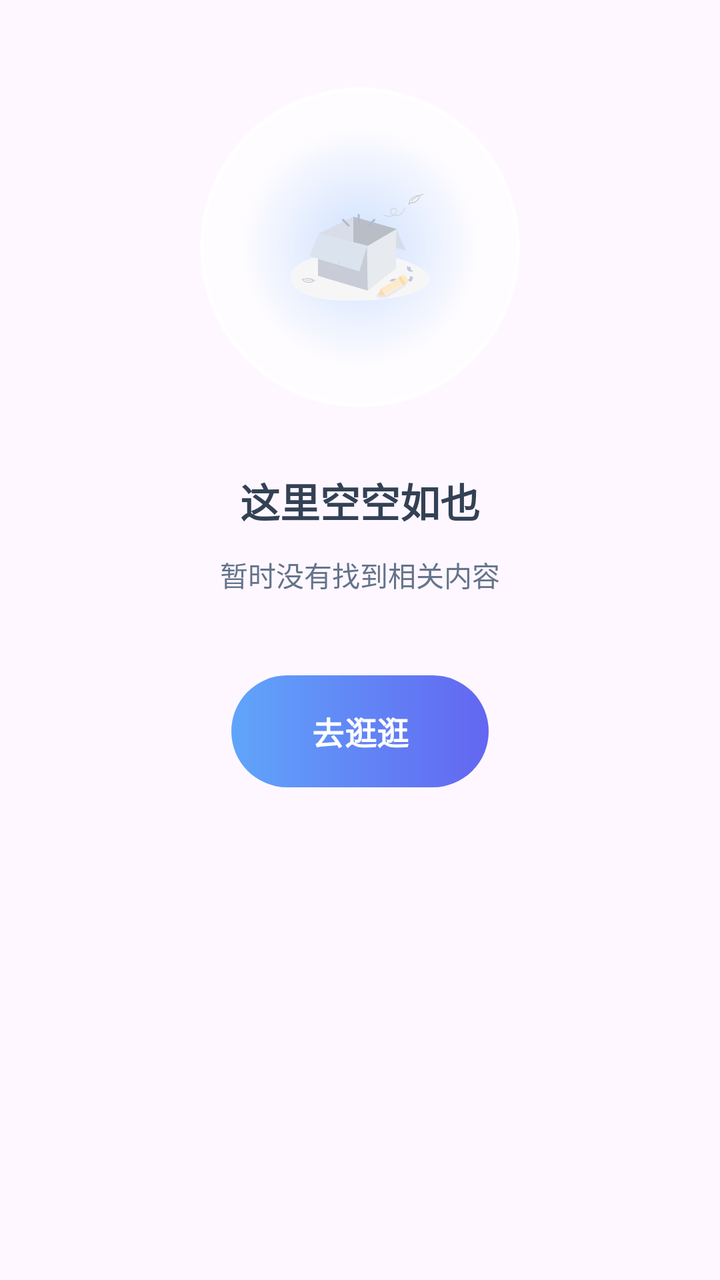
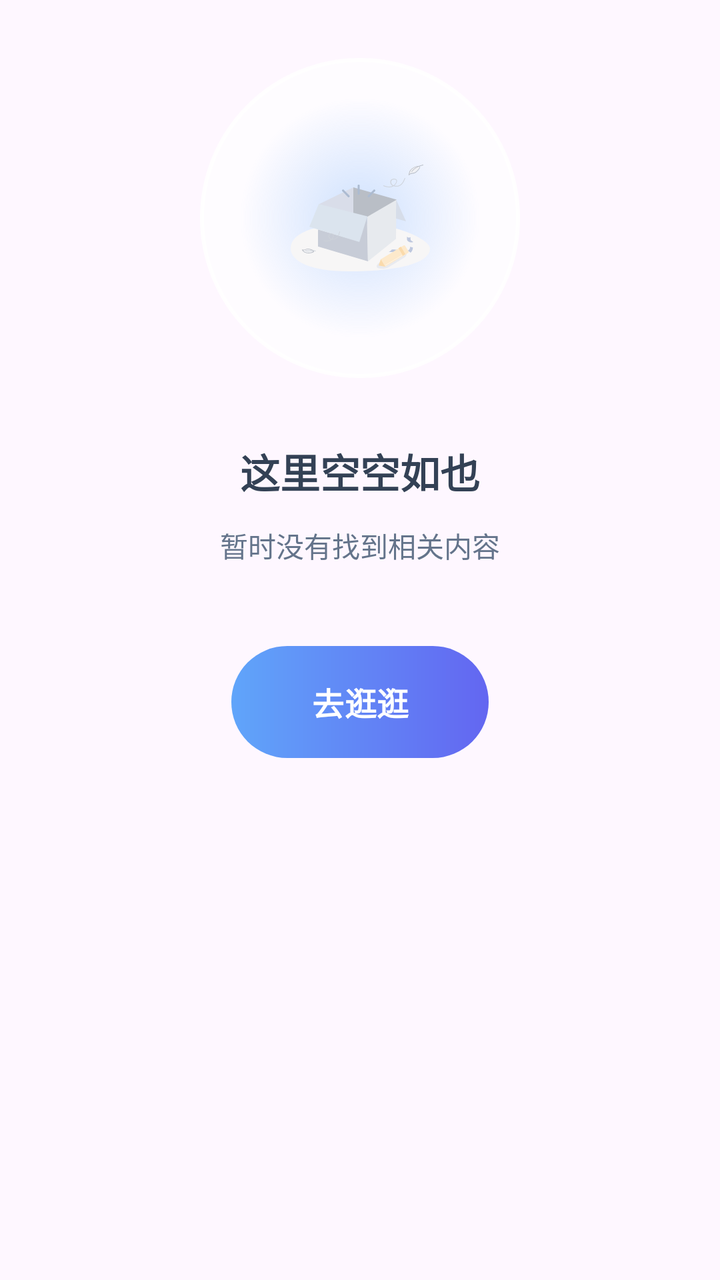

Two renders of the same Android screen: before a commit and after it. Below are the layout's source before the change and the commit's diff.
<!-- AndroidManifest.xml: application theme Theme.WanAndroidByYohen -->
<!-- res/layout/layout_state_empty.xml -->
<?xml version="1.0" encoding="utf-8"?>
<androidx.constraintlayout.widget.ConstraintLayout
    xmlns:android="http://schemas.android.com/apk/res/android"
    xmlns:app="http://schemas.android.com/apk/res-auto"
    android:layout_width="match_parent"
    android:layout_height="match_parent"
    android:background="@android:color/transparent">

    <FrameLayout
        android:id="@+id/fl_icon_container"
        android:layout_width="160dp"
        android:layout_height="160dp"
        android:layout_marginBottom="32dp"
        android:background="@drawable/shape_circle_glass"
        android:elevation="16dp"
        app:layout_constraintVertical_bias="0.15"
        app:layout_constraintBottom_toTopOf="@id/tv_empty_title"
        app:layout_constraintEnd_toEndOf="parent"
        app:layout_constraintStart_toStartOf="parent"
        app:layout_constraintTop_toTopOf="parent"
        app:layout_constraintVertical_chainStyle="packed">

        <View
            android:layout_width="120dp"
            android:layout_height="120dp"
            android:layout_gravity="center"
            android:background="@drawable/shape_glow_blue" />

        <ImageView
            android:id="@+id/iv_empty_icon"
            android:layout_width="80dp"
            android:layout_height="80dp"
            android:layout_gravity="center"
            android:src="@drawable/ic_state_empty" />
    </FrameLayout>

    <TextView
        android:id="@+id/tv_empty_title"
        android:layout_width="wrap_content"
        android:layout_height="wrap_content"
        android:layout_marginBottom="12dp"
        android:text="这里空空如也"
        android:textColor="@color/state_title_color"
        android:textSize="20sp"
        android:textStyle="bold"
        app:layout_constraintBottom_toTopOf="@id/tv_empty_desc"
        app:layout_constraintEnd_toEndOf="parent"
        app:layout_constraintStart_toStartOf="parent"
        app:layout_constraintTop_toBottomOf="@id/fl_icon_container" />

    <TextView
        android:id="@+id/tv_empty_desc"
        android:layout_width="wrap_content"
        android:layout_height="wrap_content"
        android:layout_marginBottom="40dp"
        android:gravity="center"
        android:lineSpacingExtra="6dp"
        android:text="暂时没有找到相关内容"
        android:textColor="@color/state_desc_color"
        android:textSize="14sp"
        app:layout_constraintBottom_toTopOf="@id/btn_empty_action"
        app:layout_constraintEnd_toEndOf="parent"
        app:layout_constraintStart_toStartOf="parent"
        app:layout_constraintTop_toBottomOf="@id/tv_empty_title" />

    <com.google.android.material.button.MaterialButton
        android:id="@+id/btn_empty_action"
        android:layout_width="wrap_content"
        android:layout_height="56dp"
        android:background="@drawable/shape_btn_gradient_blue"
        android:paddingHorizontal="40dp"
        android:text="去逛逛"
        android:textColor="@android:color/white"
        android:textSize="16sp"
        android:textStyle="bold"
        app:backgroundTint="@null"
        android:elevation="6dp"
        app:layout_constraintBottom_toBottomOf="parent"
        app:layout_constraintEnd_toEndOf="parent"
        app:layout_constraintStart_toStartOf="parent"
        app:layout_constraintTop_toBottomOf="@id/tv_empty_desc" />


</androidx.constraintlayout.widget.ConstraintLayout>
<!-- resources referenced by this layout -->
<resources>
  <color name="state_desc_color">#64748B</color>
  <color name="state_title_color">#334155</color>
  <!-- drawable ic_state_empty: vector/xml drawable (drawable, 5729 chars, omitted) -->
  <!-- drawable shape_btn_gradient_blue (drawable) -->
  <?xml version="1.0" encoding="utf-8"?>
  <shape xmlns:android="http://schemas.android.com/apk/res/android"
      android:shape="rectangle">
      <corners android:radius="28dp" />
      <gradient
          android:angle="0"
          android:endColor="#6366F1"
          android:startColor="#60A5FA"
          android:type="linear" />
  </shape>
  <!-- drawable shape_circle_glass (drawable) -->
  <?xml version="1.0" encoding="utf-8"?>
  <layer-list xmlns:android="http://schemas.android.com/apk/res/android">
      <item>
          <shape android:shape="oval">
              <solid android:color="@color/glass_bg_solid" />
              <stroke
                  android:width="2dp"
                  android:color="@color/glass_bg_stroke" />
          </shape>
      </item>
  </layer-list>
  <!-- drawable shape_glow_blue (drawable) -->
  <?xml version="1.0" encoding="utf-8"?>
  <shape xmlns:android="http://schemas.android.com/apk/res/android"
      android:shape="oval">
      <gradient
          android:type="radial"
          android:gradientRadius="60dp"
          android:startColor="@color/glow_blue_center"
          android:endColor="@color/glow_edge" />
  </shape>
  <style name="Theme.WanAndroidByYohen" parent="Base.Theme.WanAndroidByYohen" />
  <color name="glass_bg_solid">#B3FFFFFF</color>
  <color name="glass_bg_stroke">#E6FFFFFF</color>
  <color name="glow_blue_center">#4D60A5FA</color>
  <color name="glow_edge">#00FFFFFF</color>
  <style name="Base.Theme.WanAndroidByYohen" parent="Theme.Material3.DayNight.NoActionBar">
          
          
      </style>
</resources>

<!-- the commit's change to res/layout/layout_state_empty.xml (unified diff, before → after) -->
@@ -13,7 +13,7 @@
         android:layout_marginBottom="32dp"
         android:background="@drawable/shape_circle_glass"
         android:elevation="16dp"
-        app:layout_constraintVertical_bias="0.15"
+        app:layout_constraintVertical_bias="0.1"
         app:layout_constraintBottom_toTopOf="@id/tv_empty_title"
         app:layout_constraintEnd_toEndOf="parent"
         app:layout_constraintStart_toStartOf="parent"
